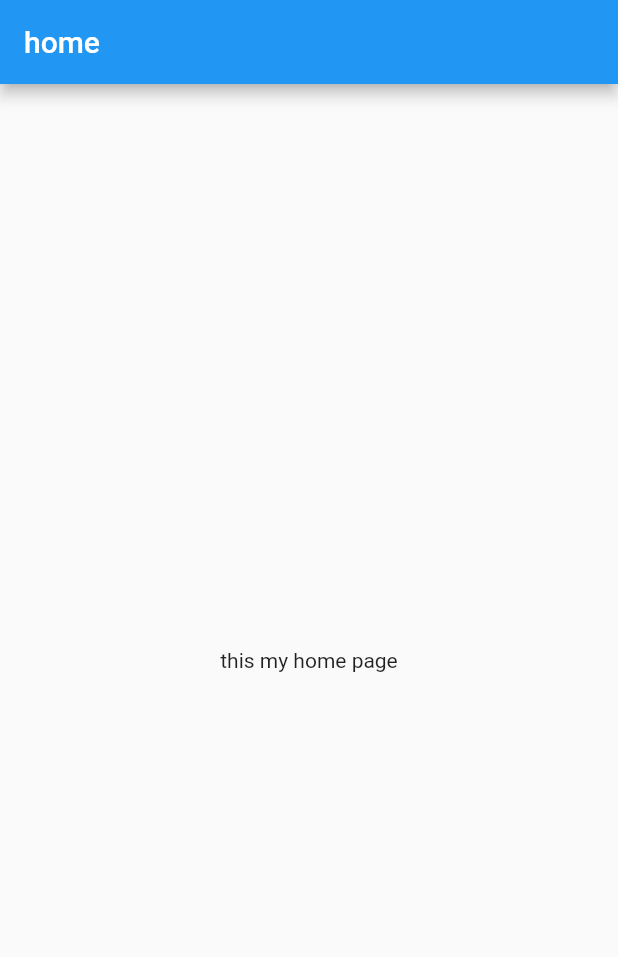
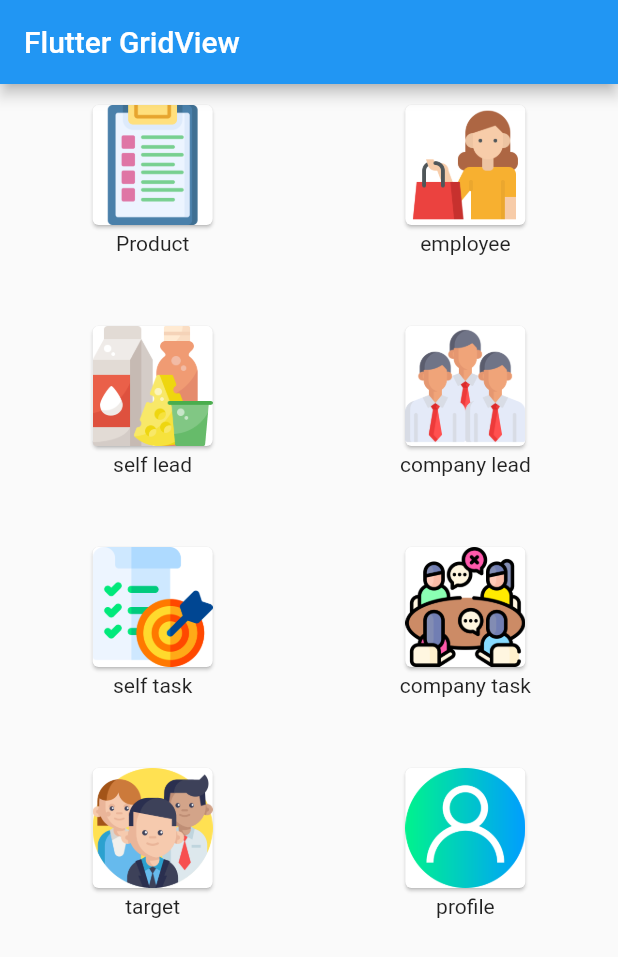
Before and after one commit to MaulikAvaiya/saleasy, a Flutter app: the screen it shows after launch, on a phone screen of 412 x 824 dp. Shown: the top 957 px of the screen. Run offline on Flutter 3.47's test engine with Material 2 defaults, Android fonts, the phone set to English and light mode, and no system bars.

Commit message:
complete home screen and create other screen

```diff
--- a/lib/main.dart
+++ b/lib/main.dart
@@ -1,4 +1,15 @@
 import 'package:flutter/material.dart';
+import 'package:saleasy/auth/auth_screen.dart';
+import 'package:saleasy/screens/Product_screen.dart';
+import 'package:saleasy/screens/company_lead_screen.dart';
+import 'package:saleasy/screens/company_task_screen.dart';
+import 'package:saleasy/screens/employee_screen.dart';
+import 'package:saleasy/screens/profile_screen.dart';
+import 'package:saleasy/screens/self_lead_screen.dart';
+import 'package:saleasy/screens/self_task_screen.dart';
+import 'package:saleasy/screens/target_screen.dart';
+
+import 'screens/home_screen.dart';
 
 void main() {
   runApp(MyApp());
@@ -10,30 +21,22 @@ class MyApp extends StatelessWidget {
   @override
   Widget build(BuildContext context) {
     return MaterialApp(
-      title: 'myapp',
+      title: 'SalEasy',
       theme: ThemeData(
         accentColor: Colors.amber,
         primaryColor: Colors.indigo,
       ),
-      home: Home(),
+      home:HomeScreen(),
+      routes: {
+        ProductScreen.routeName:(context)=>ProductScreen(),
+        EmployeeScreen.routeName:(context)=>EmployeeScreen(),
+        SelfLeadScreen.routeName:(context)=>SelfLeadScreen(),
+        CompanyLeadScreen.routeName:(context)=>CompanyLeadScreen(),
+        SelfTaskScreen.routeName:(context)=>SelfTaskScreen(),
+        CompanyTaskScreen.routeName:(context)=>CompanyTaskScreen(),
+        TargetScreen.routeName:(context)=>TargetScreen(),
+        ProfileScreen.routeName:(context)=>ProfileScreen(),
+      },
     );
   }
 }
-
-class Home extends StatelessWidget {
-  const Home({Key? key}) : super(key: key);
-
-
-
-  @override
-  Widget build(BuildContext context) {
-    return Scaffold(
-      appBar: AppBar(
-        title: Text('home'),
-      ),
-      body: Center(
-        child: Text('this my home page'),
-      ),
-    );
-  }
-}
--- /dev/null
+++ b/lib/screens/Product_screen.dart
@@ -0,0 +1,18 @@
+import 'package:flutter/material.dart';
+
+class ProductScreen extends StatelessWidget {
+  static const routeName='/Product-screen';
+  const ProductScreen({Key? key}) : super(key: key);
+
+  @override
+  Widget build(BuildContext context) {
+    return Scaffold(
+      appBar: AppBar(
+        title: Text('Product'),
+      ),
+      body: Center(
+        child: Text('this is Product screen'),
+      ),
+    );
+  }
+}
--- /dev/null
+++ b/lib/screens/employee_screen.dart
@@ -0,0 +1,18 @@
+import 'package:flutter/material.dart';
+
+class EmployeeScreen extends StatelessWidget {
+  static const routeName='/employee-screen';
+  const EmployeeScreen({Key? key}) : super(key: key);
+
+  @override
+  Widget build(BuildContext context) {
+    return Scaffold(
+      appBar: AppBar(
+        title: Text('Employee'),
+      ),
+      body: Center(
+        child: Text('this is Employee screen'),
+      ),
+    );
+  }
+}
--- /dev/null
+++ b/lib/screens/home_screen.dart
@@ -0,0 +1,94 @@
+import 'package:flutter/material.dart';
+
+import 'Product_screen.dart';
+import 'company_lead_screen.dart';
+import 'company_task_screen.dart';
+import 'employee_screen.dart';
+import 'profile_screen.dart';
+import 'self_lead_screen.dart';
+import 'self_task_screen.dart';
+import 'target_screen.dart';
+
+class HomeScreen extends StatefulWidget {
+  const HomeScreen({ Key? key }) : super(key: key);
+
+  @override
+  _HomeScreenState createState() => _HomeScreenState();
+}
+
+class _HomeScreenState extends State<HomeScreen> {
+  List<String> images = [
+   "assets/images/clipboard.png",
+   "assets/images/customer.png",
+   "assets/images/dairy-products.png",
+   "assets/images/employee.png",
+   "assets/images/goal.png",
+   "assets/images/meeting.png",
+   "assets/images/teamwork.png",
+   "assets/images/user.png",
+ ];
+
+ List<String> title=[
+   'Product',
+   'employee',
+   'self lead',
+   'company lead',
+   'self task',
+   'company task',
+   'target',
+   'profile',
+ ];
+  @override
+  Widget build(BuildContext context) {
+    return Scaffold(
+      appBar: AppBar(
+        title: Text("Flutter GridView"),
+      ),
+      body: GridView.custom(
+        gridDelegate: SliverGridDelegateWithFixedCrossAxisCount(
+          crossAxisCount: 2,
+          childAspectRatio: 3/2,
+          crossAxisSpacing: 25,
+          mainAxisSpacing: 25,
+        ),
+        childrenDelegate: SliverChildBuilderDelegate((BuildContext, index){
+          return GestureDetector(
+            onTap: () {
+              switch(index){
+                case 0: Navigator.pushNamed(context,ProductScreen.routeName);
+                break;
+                case 1: Navigator.pushNamed(context, EmployeeScreen.routeName);
+                break;
+                case 2: Navigator.pushNamed(context,SelfLeadScreen.routeName);
+                break;
+                case 3: Navigator.pushNamed(context, CompanyLeadScreen.routeName);
+                break;
+                case 4: Navigator.pushNamed(context,SelfTaskScreen.routeName);
+                break;
+                case 5: Navigator.pushNamed(context, CompanyTaskScreen.routeName);
+                break;
+                case 6: Navigator.pushNamed(context,TargetScreen.routeName);
+                break;
+                case 7: Navigator.pushNamed(context, ProfileScreen.routeName);
+                break;
+              }
+            },
+            child: Column(
+                children: [
+                  Card( child:
+                    Image.asset(images[index], fit: BoxFit.cover,height: 80,width: 80,),
+                  ),
+                  Text(title[index]),
+                ],
+              ),
+          );
+
+          },
+          childCount: 8,
+        ),
+        padding: EdgeInsets.all(10),
+        shrinkWrap: true,
+      )
+    );
+  }
+}
--- /dev/null
+++ b/lib/screens/profile_screen.dart
@@ -0,0 +1,18 @@
+import 'package:flutter/material.dart';
+
+class ProfileScreen extends StatelessWidget {
+  static const routeName='/Profile-screen';
+  const ProfileScreen({Key? key}) : super(key: key);
+
+  @override
+  Widget build(BuildContext context) {
+    return Scaffold(
+      appBar: AppBar(
+        title: Text('Profile'),
+      ),
+      body: Center(
+        child: Text('this is Profile screen'),
+      ),
+    );
+  }
+}
--- /dev/null
+++ b/lib/screens/target_screen.dart
@@ -0,0 +1,18 @@
+import 'package:flutter/material.dart';
+
+class TargetScreen extends StatelessWidget {
+  static const routeName='/Target-screen';
+  const TargetScreen({Key? key}) : super(key: key);
+
+  @override
+  Widget build(BuildContext context) {
+    return Scaffold(
+      appBar: AppBar(
+        title: Text('Target'),
+      ),
+      body: Center(
+        child: Text('this is Target screen'),
+      ),
+    );
+  }
+}
--- a/pubspec.yaml
+++ b/pubspec.yaml
@@ -62,6 +62,8 @@ flutter:
   #   - images/a_dot_burr.jpeg
   #   - images/a_dot_ham.jpeg
 
+  assets:
+    - assets/images/
   # An image asset can refer to one or more resolution-specific "variants", see
   # https://flutter.dev/assets-and-images/#resolution-aware.
 
```
Also changed, not shown: lib/auth/auth_screen.dart (added, +227 -0 lines), lib/screens/company_lead_screen.dart (added, +18 -0 lines), lib/screens/company_task_screen.dart (added, +18 -0 lines), lib/screens/self_lead_screen.dart (added, +18 -0 lines), lib/screens/self_task_screen.dart (added, +18 -0 lines), assets/images/clipboard.png (added), assets/images/customer.png (added), assets/images/dairy-products.png (added), assets/images/employee.png (added), assets/images/goal.png (added), assets/images/meeting.png (added), assets/images/teamwork.png (added), assets/images/user.png (added).
